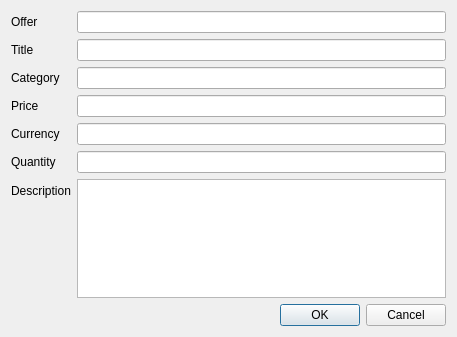
Qt form src/qt/forms/editofferdialog.ui (syscoin/syscoin1) before a commit.
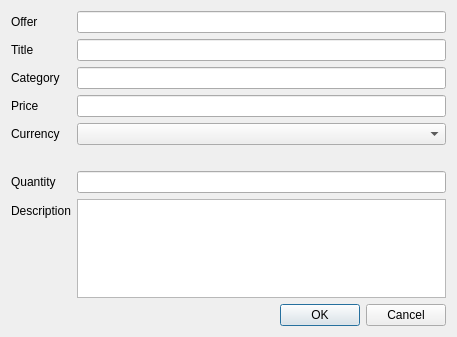
The same form after that commit.

Patch:
```diff
--- a/src/qt/forms/editofferdialog.ui
+++ b/src/qt/forms/editofferdialog.ui
@@ -77,7 +77,7 @@
        </property>
       </widget>
      </item>
-     <item row="5" column="0">
+     <item row="6" column="0">
       <widget class="QLabel" name="qtyLabel">
        <property name="text">
         <string>Quantity</string>
@@ -87,22 +87,36 @@
      <item row="3" column="1">
       <widget class="QLineEdit" name="priceEdit"/>
      </item>
-     <item row="4" column="1">
-      <widget class="QLineEdit" name="currencyEdit"/>
-     </item>
-     <item row="5" column="1">
+     <item row="6" column="1">
       <widget class="QLineEdit" name="qtyEdit"/>
      </item>
-     <item row="6" column="0">
+     <item row="7" column="0">
       <widget class="QLabel" name="descriptionLabel">
        <property name="text">
         <string>Description</string>
        </property>
       </widget>
      </item>
-     <item row="6" column="1">
+     <item row="7" column="1">
       <widget class="QPlainTextEdit" name="descriptionEdit"/>
      </item>
+     <item row="4" column="1">
+      <widget class="QComboBox" name="currencyEdit">
+       <property name="editable">
+        <bool>false</bool>
+       </property>
+      </widget>
+     </item>
+     <item row="5" column="1">
+      <widget class="QLabel" name="currencyDisclaimer">
+       <property name="text">
+        <string/>
+       </property>
+       <property name="wordWrap">
+        <bool>true</bool>
+       </property>
+      </widget>
+     </item>
     </layout>
    </item>
    <item>
```
